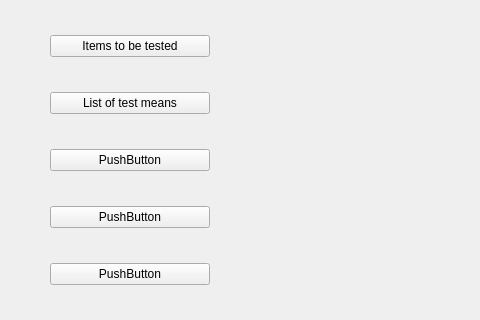
Old version of the form cleansky_LMSM/ui_to_py_by_qtdesigner/Menu.ui in the repository HouzeZHANG/CSLMSM; both pictures show x 0 to 480 and y 108 to 428 of the 800 by 600 pixel window.
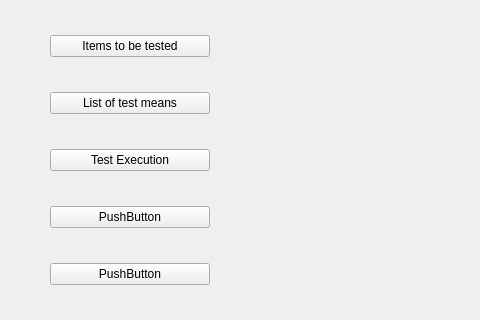
New version of the form.

Commit message: feat!: show IHM test execution

Diff of the .ui file:
```diff
--- a/cleansky_LMSM/ui_to_py_by_qtdesigner/Menu.ui
+++ b/cleansky_LMSM/ui_to_py_by_qtdesigner/Menu.ui
@@ -48,7 +48,7 @@
      <item>
       <widget class="QPushButton" name="pushButton_5">
        <property name="text">
-        <string>PushButton</string>
+        <string>Test Execution</string>
        </property>
       </widget>
      </item>
```
The commit also changes 18 other files.
